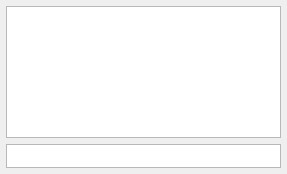
This is ui/ooc.ui in AttorneyOnline/AnimatedChatroom as Qt 5 draws it before an edit. The edited form follows.
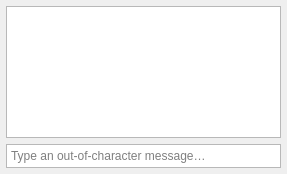
This is the edited form. Custom widgets are drawn as their Qt base class.

Commit message: Add basic chat packet; fix some UI annoyances

```diff
--- a/ui/ooc.ui
+++ b/ui/ooc.ui
@@ -82,12 +82,21 @@
            <height>24</height>
           </size>
          </property>
+         <property name="maximumSize">
+          <size>
+           <width>16777215</width>
+           <height>24</height>
+          </size>
+         </property>
          <property name="sizeAdjustPolicy">
           <enum>QAbstractScrollArea::AdjustToContents</enum>
          </property>
          <property name="plainText">
           <string/>
          </property>
+         <property name="placeholderText">
+          <string>Type an out-of-character message…</string>
+         </property>
         </widget>
        </item>
       </layout>
```
Left out of the diff: 2 changed lines with no effect on the pictures. The commit also changes 7 other files.
